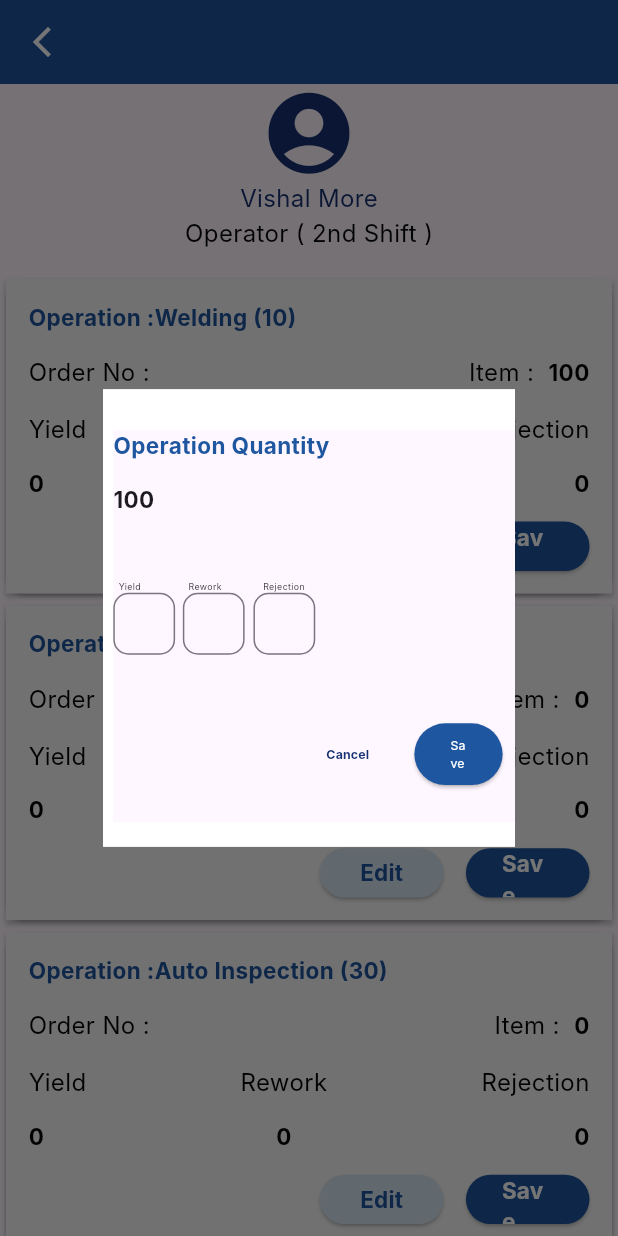
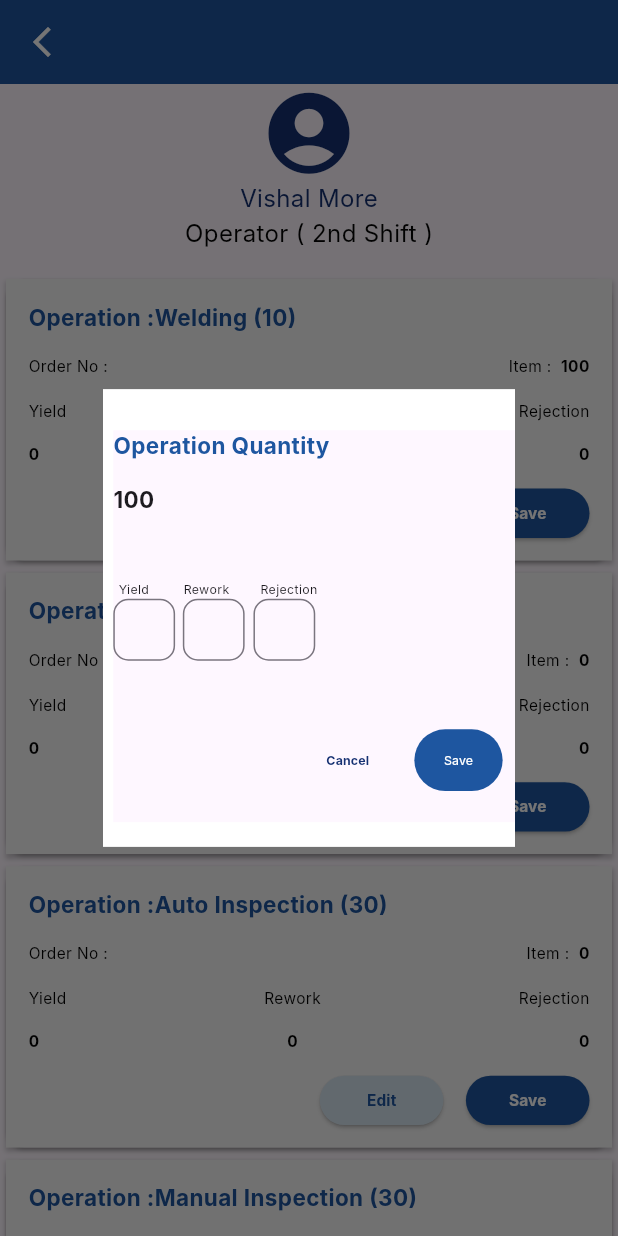
Before and after one commit to prajwal-lokh/pum_operator, a Flutter app: the OperatorOrderScreen screen opened directly with empty values, after a tap on "Edit", on a phone screen of 412 x 824 dp. Run offline on Flutter 3.47's test engine with Material 2 defaults, Android fonts, the phone set to English and light mode, and no system bars; our stand-ins replace cloud_firestore, firebase_auth, firebase_core, flutter_svg, modal_progress_hud_nsn, shared_preferences; accounts and stored records are empty; Roboto replaces fonts that are missing (Inter).

Commit message:
comited4

```diff
--- a/lib/presentation/screens/forgot_screen/forgot_pass_screen.dart
+++ b/lib/presentation/screens/forgot_screen/forgot_pass_screen.dart
@@ -134,7 +134,8 @@ class _ForgotPasswordScreenState extends State<ForgotPasswordScreen> {
                   Row(
                     mainAxisAlignment: MainAxisAlignment.center,
                     children: [
-                      Padding(
+                      Expanded(
+                        child: Padding(
                           padding: EdgeInsets.only(right: AppPadding.p20),
                           child: Text.rich(TextSpan(
                               text: AppString.forgotsubtitle11,
@@ -153,6 +154,7 @@ class _ForgotPasswordScreenState extends State<ForgotPasswordScreen> {
                                       color: ColorManager.grey),
                                 )
                               ])),
+                        ),
                       ),
                     ],
                   ),
--- a/lib/presentation/screens/operator_screens/operator_order_screen.dart
+++ b/lib/presentation/screens/operator_screens/operator_order_screen.dart
@@ -6,7 +6,7 @@ import 'package:pum_operator/presentation/modals/orders_modal.dart';
 import '../../../resources/color_manager.dart';
 import '../../../resources/font_manager.dart';
 import '../../../resources/value_manager.dart';
-import '../popup/operator_popups/popup.dart';
+import '../popup/popup.dart';
 
 class OperatorOrderScreen extends StatefulWidget {
   final String ordernum;
@@ -144,7 +144,10 @@ class _OperatorOrderScreenState extends State<OperatorOrderScreen> {
                                                         FontConstants.fontFamily2,
                                                     color: ColorManager.black,
                                                     //fontWeight: FontWeightManager.bold,
-                                                    fontSize: FontSize.s16),
+                                                    fontSize: MediaQuery.of(context)
+                                                        .size
+                                                        .width /
+                                                        40),
                                               ),
                                               Text(
                                                 widget.ordernum,
@@ -153,7 +156,10 @@ class _OperatorOrderScreenState extends State<OperatorOrderScreen> {
                                                         FontConstants.fontFamily2,
                                                     color: ColorManager.black,
                                                     //fontWeight: FontWeightManager.bold,
-                                                    fontSize: FontSize.s16),
+                                                    fontSize: MediaQuery.of(context)
+                                                        .size
+                                                        .width /
+                                                        40),
                                               ),
                                             ],
                                           ),
@@ -166,7 +172,10 @@ class _OperatorOrderScreenState extends State<OperatorOrderScreen> {
                                                         FontConstants.fontFamily2,
                                                     color: ColorManager.black,
                                                     //fontWeight: FontWeightManager.bold,
-                                                    fontSize: FontSize.s16),
+                                                    fontSize: MediaQuery.of(context)
+                                                        .size
+                                                        .width /
+                                                        40),
                                               ),
                                               Text(
                                                 orders[index].items,
@@ -176,13 +185,16 @@ class _OperatorOrderScreenState extends State<OperatorOrderScreen> {
                                                     color: ColorManager.black,
                                                     fontWeight: FontWeightManager.bold,
 //fontWeight: FontWeightManager.bold,
-                                                    fontSize: FontSize.s15),
+                                                    fontSize: MediaQuery.of(context)
+                                                        .size
+                                                        .width /
+                                                        40),
                                               ),
                                             ],
                                           ),
                                         ],
                                       ),
-                                      SizedBox(
+                                      const SizedBox(
                                         height: 15,
                                       ),
                                       Row(
@@ -200,7 +212,10 @@ class _OperatorOrderScreenState extends State<OperatorOrderScreen> {
                                                         FontConstants.fontFamily2,
                                                     color: ColorManager.black,
                                                     //fontWeight: FontWeightManager.bold,
-                                                    fontSize: FontSize.s16),
+                                                    fontSize:MediaQuery.of(context)
+                                                        .size
+                                                        .width /
+                                                        40),
                                               ),
                                               SizedBox(
                                                 height:
@@ -215,7 +230,10 @@ class _OperatorOrderScreenState extends State<OperatorOrderScreen> {
                                                     color: ColorManager.black,
                                                     fontWeight: FontWeightManager.bold,
 //fontWeight: FontWeightManager.bold,
-                                                    fontSize: FontSize.s15),
+                                                    fontSize:MediaQuery.of(context)
+                                                        .size
+                                                        .width /
+                                                        40),
                                               ),
                                             ],
                                           ),
@@ -230,7 +248,10 @@ class _OperatorOrderScreenState extends State<OperatorOrderScreen> {
                                                         FontConstants.fontFamily2,
                                                     color: ColorManager.black,
                                                     //fontWeight: FontWeightManager.bold,
-                                                    fontSize: FontSize.s16),
+                                                    fontSize: MediaQuery.of(context)
+                                                        .size
+                                                        .width /
+                                                        40),
                                               ),
                                               SizedBox(
                                                 height:
@@ -246,7 +267,10 @@ class _OperatorOrderScreenState extends State<OperatorOrderScreen> {
                                                     color: ColorManager.black,
                                                     fontWeight: FontWeightManager.bold,
 //fontWeight: FontWeightManager.bold,
-                                                    fontSize: FontSize.s15),
+                                                    fontSize: MediaQuery.of(context)
+                                                        .size
+                                                        .width /
+                                                        40),
                                               ),
                                             ],
                                           ),
@@ -262,7 +286,10 @@ class _OperatorOrderScreenState extends State<OperatorOrderScreen> {
                                                         FontConstants.fontFamily2,
                                                     color: ColorManager.black,
                                                     //fontWeight: FontWeightManager.bold,
-                                                    fontSize: FontSize.s16),
+                                                    fontSize: MediaQuery.of(context)
+                                                        .size
+                                                        .width /
+                                                        40),
                                               ),
                                               SizedBox(
                                                 height:
@@ -277,13 +304,16 @@ class _OperatorOrderScreenState extends State<OperatorOrderScreen> {
                                                     color: ColorManager.black,
                                                     fontWeight: FontWeightManager.bold,
 //fontWeight: FontWeightManager.bold,
-                                                    fontSize: FontSize.s15),
+                                                    fontSize: MediaQuery.of(context)
+                                                        .size
+                                                        .width /
+                                                        40),
                                               )
                                             ],
                                           )
                                         ],
                                       ),
-                                      SizedBox(
+                                      const SizedBox(
                                         height: 15,
                                       ),
                                       Row(
@@ -298,7 +328,7 @@ class _OperatorOrderScreenState extends State<OperatorOrderScreen> {
                                               onPressed: () {
                                                 showDialog(
                                                     context: context,
-                                                    builder: (_) => PopUp());
+                                                    builder: (_) => PopUp(quantity: orders[index].items.toString(),));
                                               },
                                               style: ElevatedButton.styleFrom(
                                                 backgroundColor:
@@ -311,7 +341,7 @@ class _OperatorOrderScreenState extends State<OperatorOrderScreen> {
                                                         FontConstants.fontFamily2,
                                                     color: ColorManager.appbarcolor,
                                                     fontWeight: FontWeightManager.bold,
-                                                    fontSize: FontSize.s15),
+                                                    fontSize: MediaQuery.of(context).size.width / 40),
                                               ),
                                             ),
                                           ),
@@ -336,15 +366,12 @@ class _OperatorOrderScreenState extends State<OperatorOrderScreen> {
                                                         FontConstants.fontFamily2,
                                                     color: ColorManager.white,
                                                     fontWeight: FontWeightManager.bold,
-                                                    fontSize: FontSize.s15),
+                                                    fontSize:MediaQuery.of(context).size.width / 40),
                                               ),
                                             ),
                                           ),
                                         ],
                                       ),
-                                      // SizedBox(
-                                      //   height: 15,
-                                      // ),
                                     ],
                                   ),
                                 ),
--- a/lib/presentation/screens/popup/operator_popups/popup.dart
+++ b/lib/presentation/screens/popup/popup.dart
@@ -1,11 +1,12 @@
 import 'package:flutter/material.dart';
 
-import '../../../../resources/color_manager.dart';
-import '../../../../resources/font_manager.dart';
-import '../../../../resources/value_manager.dart';
+import '../../../resources/color_manager.dart';
+import '../../../resources/font_manager.dart';
+import '../../../resources/value_manager.dart';
 
 class PopUp extends StatefulWidget {
-  PopUp({super.key});
+  final String quantity;
+  PopUp({super.key, required this.quantity});
 
   @override
   State<PopUp> createState() => _PopUpState();
@@ -59,9 +60,9 @@ class _PopUpState extends State<PopUp> {
                                   height:
                                       MediaQuery.of(context).size.height / 55,
                                 ),
-                                Text(
-                                  '100',
-                                  style: TextStyle(
+                                 Text(
+                                  widget.quantity,
+                                  style: const TextStyle(
                                       fontSize: FontSize.s15,
                                       fontFamily: FontConstants.fontFamily2,
                                       fontWeight: FontWeightManager.bold),
@@ -86,14 +87,14 @@ class _PopUpState extends State<PopUp> {
                                           fontSize: MediaQuery.of(context)
                                                   .size
                                                   .width /
-                                              70,
+                                              50,
                                           fontFamily: FontConstants.fontFamily2,
                                           fontWeight:
                                               FontWeightManager.regular),
                                     ),
                                     SizedBox(
                                       width: MediaQuery.of(context).size.width /
-                                          13,
+                                          18,
                                     ),
                                     Text(
                                       'Rework',
@@ -101,14 +102,14 @@ class _PopUpState extends State<PopUp> {
                                           fontSize: MediaQuery.of(context)
                                                   .size
                                                   .width /
-                                              70,
+                                              50,
                                           fontFamily: FontConstants.fontFamily2,
                                           fontWeight:
                                               FontWeightManager.regular),
                                     ),
                                     SizedBox(
                                       width: MediaQuery.of(context).size.width /
-                                          15,
+                                          20,
                                     ),
                                     Text(
                                       'Rejection',
@@ -116,30 +117,11 @@ class _PopUpState extends State<PopUp> {
                                           fontSize: MediaQuery.of(context)
                                                   .size
                                                   .width /
-                                              70,
+                                              50,
                                           fontFamily: FontConstants.fontFamily2,
                                           fontWeight:
                                               FontWeightManager.regular),
                                     ),
-                                    // SizedBox(
-                                    //   height: AppSize.s45,
-                                    //   width: MediaQuery.of(context).size.width / 4.5,
-                                    //   child: TextFormField(
-                                    //     textAlign: TextAlign.start,
-                                    //     textAlignVertical: TextAlignVertical.bottom,
-                                    //     controller: _NumberController,
-                                    //     keyboardType: TextInputType.number,
-                                    //     decoration: InputDecoration(
-                                    //       hintText: '100',
-                                    //       hintStyle: TextStyle(
-                                    //           fontWeight: FontWeightManager.bold),
-                                    //       // hintText: AppString.email,
-                                    //       border: OutlineInputBorder(
-                                    //         borderRadius: BorderRadius.circular(10),
-                                    //       ),
-                                    //     ),
-                                    //   ),
-                                    // )
                                   ],
                                 ),
 
@@ -541,14 +523,16 @@ class _PopUpState extends State<PopUp> {
                                   ),
                                 ),
                               ),
-                              SizedBox(
+                              const SizedBox(
                                 width: 15,
                               ),
                               SizedBox(
                                 width: MediaQuery.of(context).size.width / 7,
                                 height: MediaQuery.of(context).size.height / 20,
-                                child: ElevatedButton(
-                                  onPressed: () {},
+                                child: TextButton(
+                                  onPressed: () {
+                                    Navigator.pop(context);
+                                  },
                                   style: ElevatedButton.styleFrom(
                                     backgroundColor: ColorManager.appbarcolor,
                                   ),
--- a/lib/resources/string_manager.dart
+++ b/lib/resources/string_manager.dart
@@ -24,6 +24,7 @@ class AppString {
   static const String changepassbtn = "Request To Change Password";
   static const String forgotsubtitle11 = "Please enter your email and tap on ";
   static const String request = "Request.";
+  static const String forgetpopuptext = "Please contact your admin for changing the password.";
 
   ///Thank you screen
   static const String thanku = "Thank you ";
```
Also changed, not shown: lib/main.dart (+8 -6 lines), lib/presentation/screens/home_screen/home_screen.dart (+5 -3 lines), lib/presentation/screens/login_screen/login_screen.dart (+4 -6 lines), lib/presentation/screens/popup/forget_pass_popup.dart (added, +33 -0 lines), 3 other files. Lines whose indentation alone changed are shown as unchanged.
